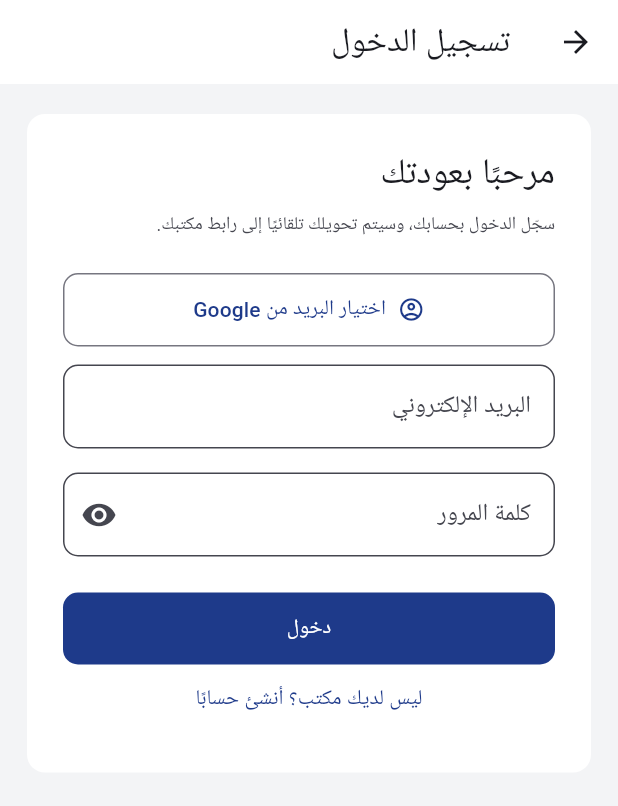
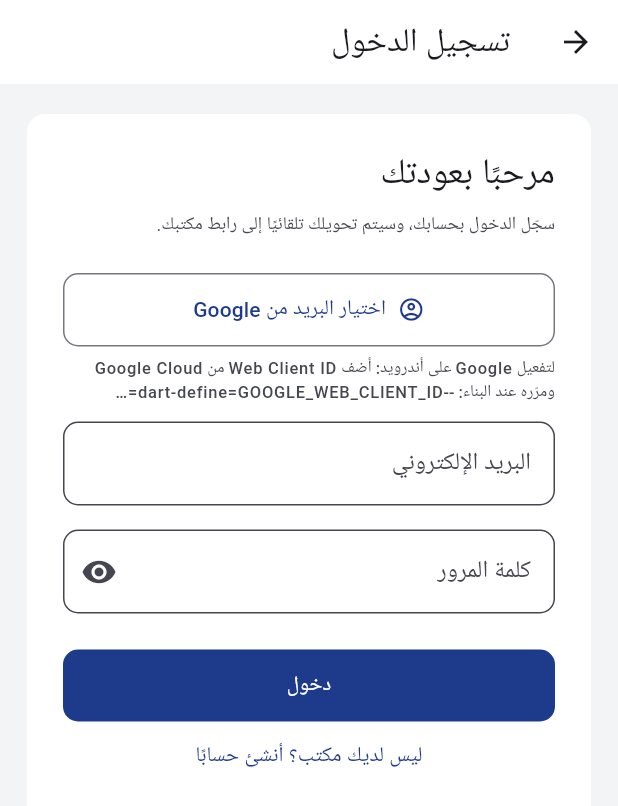
Before and after one commit to Abanobk/-lawyer, a Flutter app: the screen it shows after launch, after a tap on "تسجيل مكتب", after a tap on "إنشاء الحساب والحصول على الرابط", after a tap on "لديك حساب؟ سجّل الدخول", on a phone screen of 412 x 824 dp. Shown: the top 806 px of the screen. Run offline on Flutter 3.47's test engine with Material 3 defaults, Android fonts, the phone set to English and light mode, and no system bars; our stand-ins replace file_picker, go_router, google_sign_in, shared_preferences, web; missing offline and left inert: dart:js_interop; network calls fail.

Commit message:
fix(app): tenant opens login, drawer nav fallback, optional Google client id
White-label APK starts at /login; block signup landing for tenant builds; fix empty permission sets hiding nav; harden drawer styling; pass GOOGLE_WEB_CLIENT_ID in local build script when set.

Made-with: Cursor

```diff
--- a/app/lib/core/config/tenant_build_config.dart
+++ b/app/lib/core/config/tenant_build_config.dart
@@ -7,4 +7,10 @@ class TenantBuildConfig {
 
   /// رمز المكتب كما في الرابط `/o/<code>/...` — يُعرض في العنوان ويمكن استخدامه لاحقاً في مسارات الدخول.
   static const String officeCode = String.fromEnvironment('OFFICE_CODE', defaultValue: '');
+
+  /// Web OAuth client id من Google Cloud (النوع Web application) — مطلوب لعمل `google_sign_in` على أندرويد بشكل موثوق.
+  /// مرّره عند البناء: `--dart-define=GOOGLE_WEB_CLIENT_ID=xxxx.apps.googleusercontent.com`
+  static const String googleWebClientId = String.fromEnvironment('GOOGLE_WEB_CLIENT_ID', defaultValue: '');
+
+  static bool get isTenantApk => officeCode.trim().isNotEmpty;
 }
--- a/app/lib/features/auth/login_page.dart
+++ b/app/lib/features/auth/login_page.dart
@@ -3,6 +3,7 @@ import 'package:flutter/material.dart';
 import 'package:go_router/go_router.dart';
 import 'package:google_sign_in/google_sign_in.dart';
 import 'package:lawyer_app/core/config/api_config.dart';
+import 'package:lawyer_app/core/config/tenant_build_config.dart';
 import 'package:lawyer_app/core/responsive/layout_mode.dart';
 import 'package:lawyer_app/core/widgets/content_canvas.dart';
 import 'package:lawyer_app/data/api/auth_api.dart';
@@ -26,7 +27,12 @@ class _LoginPageState extends State<LoginPage> {
   bool _loading = false;
   bool _showPass = false;
   bool _prefilled = false;
-  final _google = GoogleSignIn(scopes: const ['email']);
+  late final GoogleSignIn _google = GoogleSignIn(
+    scopes: const ['email'],
+    serverClientId: TenantBuildConfig.googleWebClientId.trim().isEmpty
+        ? null
+        : TenantBuildConfig.googleWebClientId.trim(),
+  );
 
   @override
   void initState() {
@@ -35,13 +41,21 @@ class _LoginPageState extends State<LoginPage> {
   }
 
   Future<void> _prefillAndAutoRedirect() async {
+    final tenant = TenantBuildConfig.officeCode.trim();
     // If already signed in, go directly to the office dashboard.
     final token = await _storage.getAccessToken();
     final code = await _storage.getOfficeCode();
     if (!mounted) return;
-    if (token != null && token.trim().isNotEmpty && code != null && code.trim().isNotEmpty) {
+    if (token != null && token.trim().isNotEmpty) {
+      if (tenant.isNotEmpty) {
+        await _storage.saveOfficeCode(tenant);
+        if (mounted) context.go('/o/$tenant/dashboard');
+        return;
+      }
+      if (code != null && code.trim().isNotEmpty) {
         context.go('/o/${code.trim()}/dashboard');
         return;
+      }
     }
 
     // Prefill last used email for convenience.
@@ -82,6 +96,15 @@ class _LoginPageState extends State<LoginPage> {
       );
 
       final office = await _officeApi.myOffice();
+      final tenantCode = TenantBuildConfig.officeCode.trim();
+      if (tenantCode.isNotEmpty && office.code != tenantCode) {
+        await _storage.clear();
+        if (!mounted) return;
+        ScaffoldMessenger.of(context).showSnackBar(
+          const SnackBar(content: Text('هذا الحساب لا يخص مكتب هذا التطبيق.')),
+        );
+        return;
+      }
       await _storage.saveSession(
         accessToken: tokens.accessToken,
         refreshToken: tokens.refreshToken,
@@ -167,6 +190,15 @@ class _LoginPageState extends State<LoginPage> {
                       icon: const Icon(Icons.account_circle_outlined),
                       label: const Text('اختيار البريد من Google'),
                     ),
+                    if (!kIsWeb && TenantBuildConfig.googleWebClientId.trim().isEmpty) ...[
+                      const SizedBox(height: 6),
+                      Text(
+                        'لتفعيل Google على أندرويد: أضف Web Client ID من Google Cloud ومرّره عند البناء: --dart-define=GOOGLE_WEB_CLIENT_ID=…',
+                        style: Theme.of(context).textTheme.labelSmall?.copyWith(
+                              color: Theme.of(context).colorScheme.onSurfaceVariant,
+                            ),
+                      ),
+                    ],
                     const SizedBox(height: 12),
                     TextField(
                       controller: _email,
@@ -195,6 +227,7 @@ class _LoginPageState extends State<LoginPage> {
                           ? const SizedBox(height: 22, width: 22, child: CircularProgressIndicator(strokeWidth: 2))
                           : const Text('دخول'),
                     ),
+                    if (!TenantBuildConfig.isTenantApk)
                       TextButton(
                         onPressed: () => context.go('/signup'),
                         child: const Text('ليس لديك مكتب؟ أنشئ حسابًا'),
--- a/app/lib/features/landing/landing_page.dart
+++ b/app/lib/features/landing/landing_page.dart
@@ -1,5 +1,6 @@
 import 'package:flutter/material.dart';
 import 'package:go_router/go_router.dart';
+import 'package:lawyer_app/core/config/tenant_build_config.dart';
 import 'package:lawyer_app/core/responsive/layout_mode.dart';
 import 'package:lawyer_app/core/theme/app_theme.dart';
 import 'package:lawyer_app/data/api/office_api.dart';
@@ -18,6 +19,12 @@ class _LandingPageState extends State<LandingPage> {
   @override
   void initState() {
     super.initState();
+    if (TenantBuildConfig.isTenantApk) {
+      WidgetsBinding.instance.addPostFrameCallback((_) {
+        if (mounted) context.go('/login');
+      });
+      return;
+    }
     _autoRedirectIfSignedIn();
   }
 
--- a/app/lib/router/app_router.dart
+++ b/app/lib/router/app_router.dart
@@ -1,5 +1,6 @@
 import 'package:flutter/material.dart';
 import 'package:go_router/go_router.dart';
+import 'package:lawyer_app/core/config/tenant_build_config.dart';
 import 'package:lawyer_app/features/admin/admin_gate_page.dart';
 import 'package:lawyer_app/features/auth/login_page.dart';
 import 'package:lawyer_app/features/auth/signup_page.dart';
@@ -22,9 +23,19 @@ import 'package:lawyer_app/features/office/pages/subscription_page.dart';
 final GlobalKey<NavigatorState> _rootKey = GlobalKey<NavigatorState>(debugLabel: 'root');
 
 GoRouter createAppRouter() {
+  final tenant = TenantBuildConfig.officeCode.trim();
+  final start = tenant.isNotEmpty ? '/login' : '/';
+
   return GoRouter(
     navigatorKey: _rootKey,
-    initialLocation: '/',
+    initialLocation: start,
+    redirect: (context, state) {
+      final t = TenantBuildConfig.officeCode.trim();
+      if (t.isEmpty) return null;
+      final loc = state.matchedLocation;
+      if (loc == '/' || loc == '/signup') return '/login';
+      return null;
+    },
     routes: [
       GoRoute(
         path: '/',
```
Also changed, not shown: app/lib/features/office/office_shell.dart (+16 -4 lines), 1 other file. Lines whose indentation alone changed are shown as unchanged.
